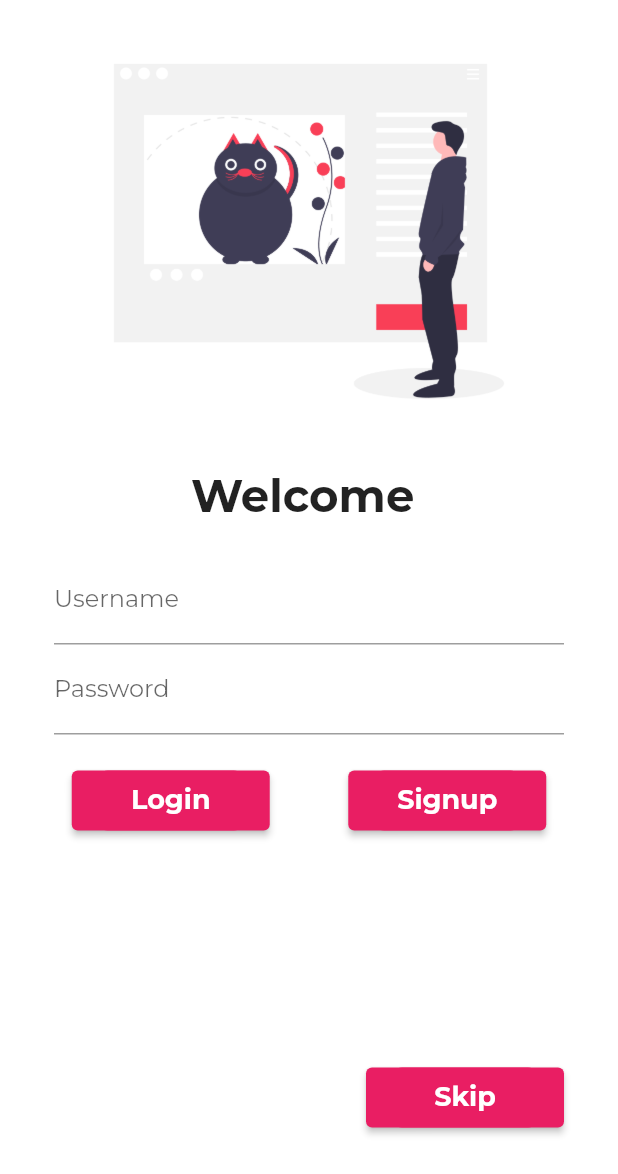
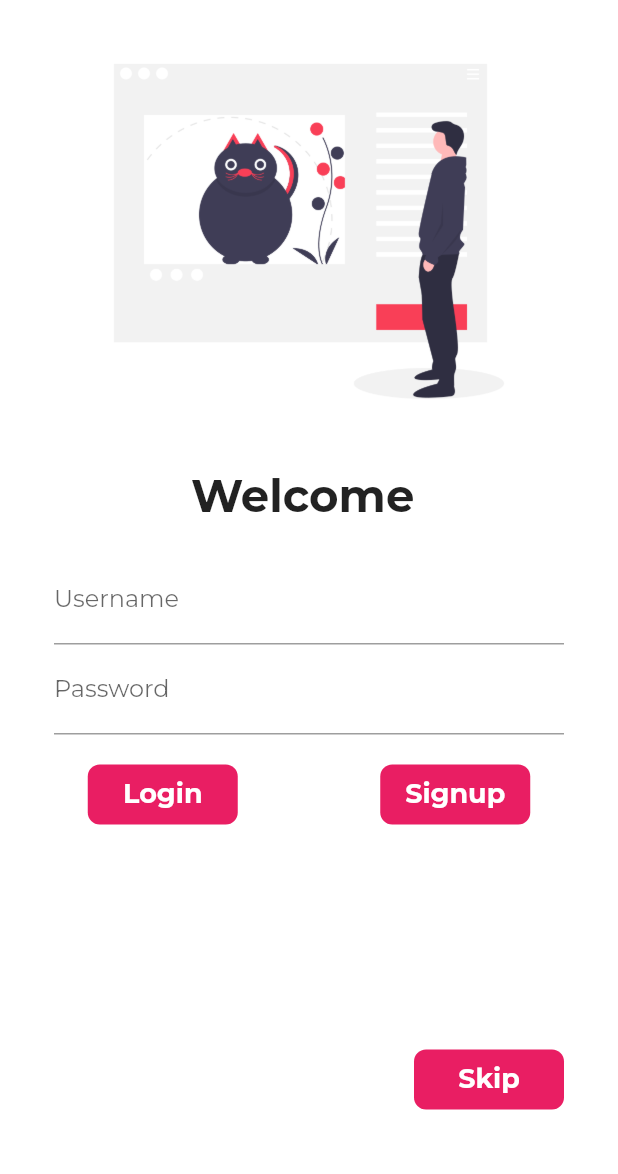
Before and after one commit to derpLLC/Petscue, a Flutter app: the screen it shows after launch, on a phone screen of 412 x 824 dp. Shown: the top 1174 px of the screen. Run offline on Flutter 3.47's test engine with Material 2 defaults, Android fonts, the phone set to English and light mode, and no system bars; our stand-ins replace firebase_auth, firebase_core, font_awesome_flutter, google_fonts; accounts and stored records are empty.

Commit message:
lib: login: switch back to InkWell
Signed-off-by: Ayush Dubey <ayushdubey70@gmail.com>

```diff
--- a/lib/screen/login.dart
+++ b/lib/screen/login.dart
@@ -64,8 +64,8 @@ class _LoginState extends State<Login> {
                   Row(
                     mainAxisAlignment: MainAxisAlignment.spaceAround,
                     children: [
-                      ElevatedButton(
-                        onPressed: () {
+                      InkWell(
+                        onTap: () {
                           context.read<FireAuth>().signIn(
                                 email: emailController.text.trim(),
                                 password: passwordController.text.trim(),
@@ -92,8 +92,8 @@ class _LoginState extends State<Login> {
                       SizedBox(
                         width: 5.0,
                       ),
-                      ElevatedButton(
-                        onPressed: () {
+                      InkWell(
+                        onTap: () {
                           Navigator.pushNamed(context, MyRoutes.signUpRoute);
                         },
                         child: Container(
@@ -120,8 +120,8 @@ class _LoginState extends State<Login> {
                   Row(
                     mainAxisAlignment: MainAxisAlignment.end,
                     children: [
-                      ElevatedButton(
-                        onPressed: () {
+                      InkWell(
+                        onTap: () {
                           Navigator.pushNamed(context, MyRoutes.homeRoute);
                         },
                         child: Container(
```
